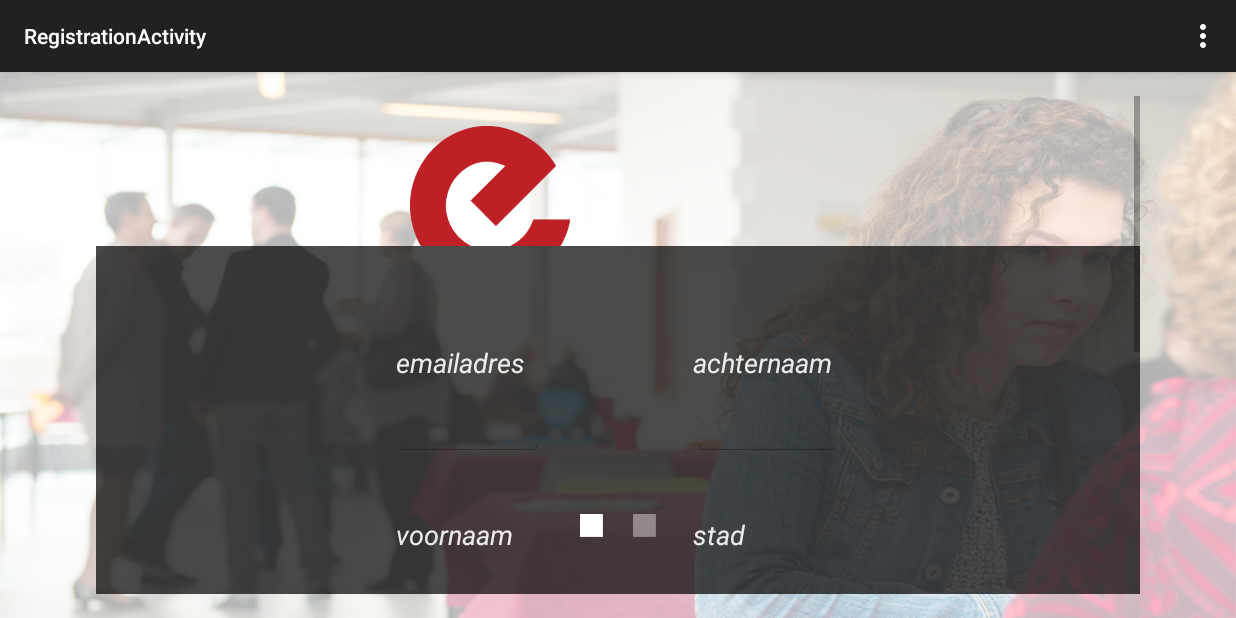
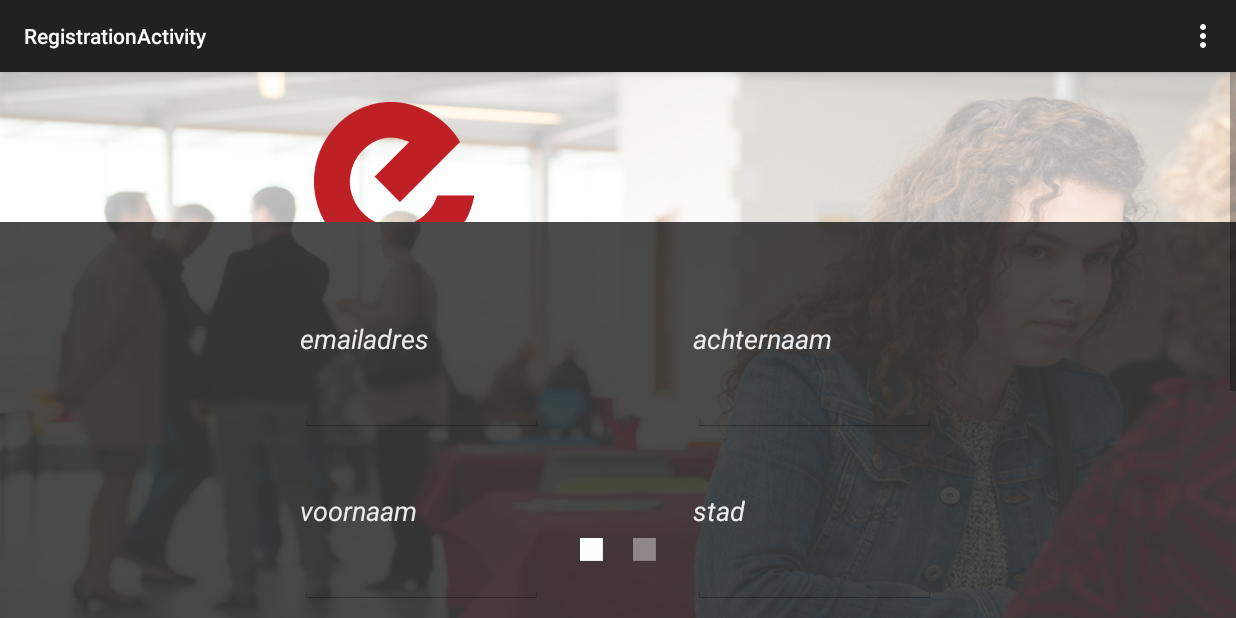
Before and after one commit to scotch83/dt_app, an Android app: the RegistrationActivity screen opened directly, with no data from a screen before it, on a phone screen of 824 x 412 dp (held sideways). Run offline under Robolectric (Android 15) with nearby library versions, the phone set to English and light mode, and no system bars.

Commit message:
Mattia layout and login functionality

```diff
--- a/app/src/main/AndroidManifest.xml
+++ b/app/src/main/AndroidManifest.xml
@@ -29,8 +29,10 @@
 
         <activity
             android:name=".activities.MainActivity"
+            android:clearTaskOnLaunch="true"
             android:label="@string/app_name"
-            android:screenOrientation="landscape" >
+            android:noHistory="true"
+            android:screenOrientation="landscape">
             <intent-filter>
                 <action android:name="android.intent.action.MAIN" />
 
--- a/app/src/main/java/be/ehb/dt_app/activities/MainActivity.java
+++ b/app/src/main/java/be/ehb/dt_app/activities/MainActivity.java
@@ -80,6 +80,7 @@ public class MainActivity extends Activity {
 
         preferences.edit().putString("Event", eventSP.getSelectedItem().toString()).commit();
         startActivity(i);
+
     }
 
     public void setUpDesign() {
--- a/app/src/main/res/layout/activity_home_screen.xml
+++ b/app/src/main/res/layout/activity_home_screen.xml
@@ -28,6 +28,7 @@
             android:layout_gravity="center"
             android:layout_row="0"
             android:background="#00000000"
+            android:onClick="registrationClicked"
             android:scaleType="centerInside"
             android:src="@drawable/iconstudenten" />
 
--- a/app/src/main/res/layout/activity_registration.xml
+++ b/app/src/main/res/layout/activity_registration.xml
@@ -3,10 +3,6 @@
     android:id="@+id/rl_registratie"
     android:layout_width="match_parent"
     android:layout_height="match_parent"
-    android:paddingBottom="@dimen/activity_vertical_margin"
-    android:paddingLeft="@dimen/activity_horizontal_margin"
-    android:paddingRight="@dimen/activity_horizontal_margin"
-    android:paddingTop="@dimen/activity_vertical_margin"
     tools:context="be.ehb.dt_app.activities.RegistrationActivity">
 
     <android.support.v4.view.ViewPager xmlns:android="http://schemas.android.com/apk/res/android"
@@ -28,6 +24,7 @@
             android:layout_width="15dp"
             android:layout_height="wrap_content"
             android:layout_marginRight="20dp"
+            android:baselineAlignBottom="false"
             android:scaleType="centerInside"
             android:src="@drawable/dotsselected" />
 
```
Also changed, not shown: app/src/main/java/be/ehb/dt_app/activities/HomeScreenActivity.java (+19 -4 lines), 2 other files.
